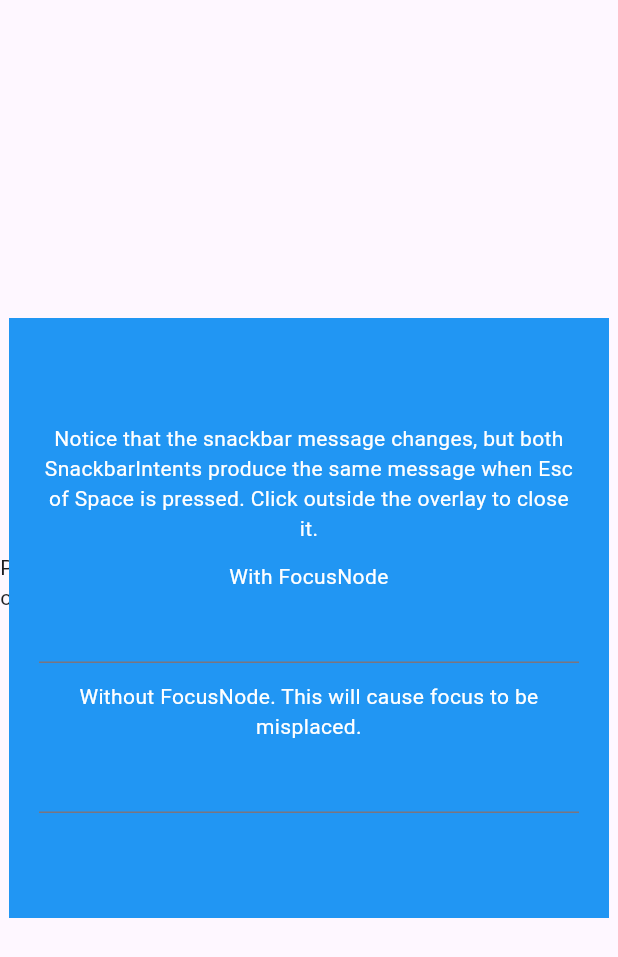
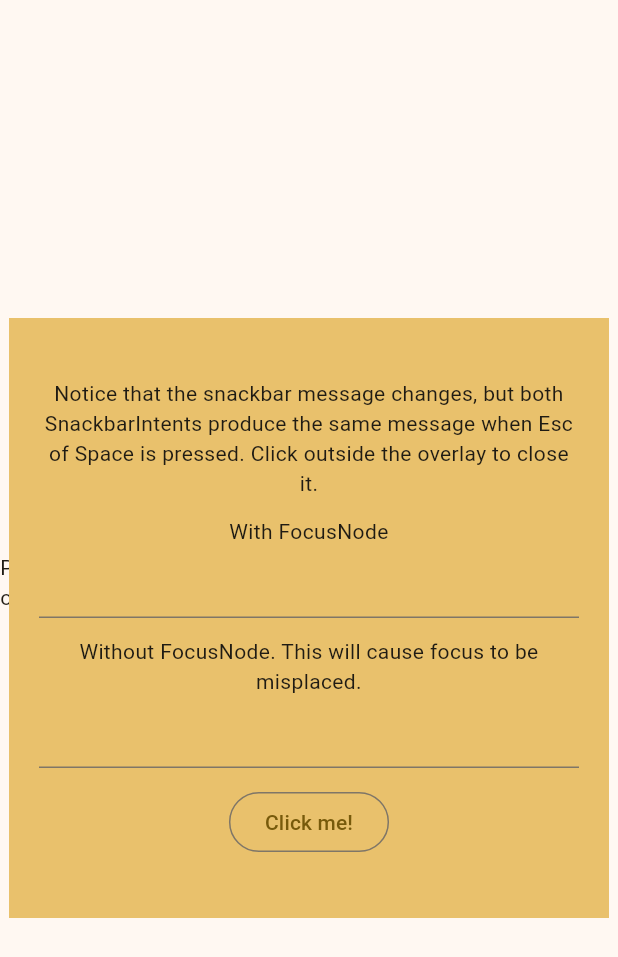
Before and after one commit to kassfir/hotkey_test, a Flutter app: the screen it shows after launch, after a tap on "Open overlay portal", on a phone screen of 412 x 824 dp. Shown: the top 957 px of the screen. Run offline on Flutter 3.47's test engine with Material 3 defaults, Android fonts, the phone set to English and light mode, and no system bars.

Commit message:
Added further optimizations

```diff
--- a/analysis_options.yaml
+++ b/analysis_options.yaml
@@ -7,6 +7,9 @@
 
 # The following line activates a set of recommended lints for Flutter apps,
 # packages, and plugins designed to encourage good coding practices.
+analyzer:
+  errors:
+    avoid_print: ignore
 include: package:flutter_lints/flutter.yaml
 
 linter:
--- a/lib/main.dart
+++ b/lib/main.dart
@@ -15,10 +15,8 @@ class MyApp extends StatelessWidget {
   @override
   Widget build(BuildContext context) {
     return MaterialApp(
-      title: 'Flutter Demo',
       theme: ThemeData(
-        colorScheme: ColorScheme.fromSeed(seedColor: Colors.deepPurple),
-        useMaterial3: true,
+        colorScheme: ColorScheme.fromSeed(seedColor: Colors.amber),
       ),
       home: const MyHomePage(),
     );
@@ -49,14 +47,14 @@ class _MyHomePageState extends State<MyHomePage> {
       body: Center(
           child: KeyboardShortcutTest(
         intent: const SnackbarIntent(),
-        snackbarMessage: "Parent widget",
+        snackbarMessage: 'Parent widget',
         hotkey: LogicalKeyboardKey.escape,
         child: Focus(
           autofocus: true,
           onFocusChange: (isFocused) {
             final message = isFocused
-                ? "Parent widget gained focus."
-                : "Parent widget lost focus.";
+                ? 'Parent widget gained focus.'
+                : 'Parent widget lost focus.';
 
             print('----> $message');
           },
@@ -64,7 +62,7 @@ class _MyHomePageState extends State<MyHomePage> {
             mainAxisSize: MainAxisSize.min,
             children: [
               const Text(
-                  "Press Esc to trigger a snackbar or press the button to open an overlay"),
+                  'Press Esc to trigger a snackbar or press the button to open an overlay'),
               OverlayPortal(
                 controller: controller,
                 overlayChildBuilder: (context) {
@@ -72,7 +70,7 @@ class _MyHomePageState extends State<MyHomePage> {
 
                   return KeyboardShortcutTest(
                     intent: const OverlaySnackbarIntent(),
-                    snackbarMessage: "Overlay widget",
+                    snackbarMessage: 'Overlay widget',
                     hotkey: LogicalKeyboardKey.space,
                     child: Focus(
                       focusNode: overlayFocusNode,
@@ -82,11 +80,9 @@ class _MyHomePageState extends State<MyHomePage> {
                           onTapOutside: (event) {
                             inspect(FocusScope.of(context));
                             focusNode.dispose();
-                            controller.hide();
-                            setState(() {});
                           },
                           child: Container(
-                            color: Colors.blue,
+                            color: Theme.of(context).colorScheme.inversePrimary,
                             width: 400,
                             height: 400,
                             padding: const EdgeInsets.all(20),
@@ -97,17 +93,21 @@ class _MyHomePageState extends State<MyHomePage> {
                               children: [
                                 const Text(
                                   'Notice that the snackbar message changes, but both SnackbarIntents produce the same message when Esc of Space is pressed. Click outside the overlay to close it.',
-                                  style: TextStyle(color: Colors.white),
                                   textAlign: TextAlign.center,
                                 ),
                                 const SizedBox(height: 12),
                                 const Text(
                                   'With FocusNode',
-                                  style: TextStyle(color: Colors.white),
                                   textAlign: TextAlign.center,
                                 ),
                                 TextField(
                                   focusNode: focusNode,
+                                  onTapOutside: (_) {
+                                    focusNode.unfocus(
+                                      disposition: UnfocusDisposition
+                                          .previouslyFocusedChild,
+                                    );
+                                  },
                                   onEditingComplete: () {
                                     focusNode.unfocus(
                                       disposition: UnfocusDisposition
@@ -118,10 +118,16 @@ class _MyHomePageState extends State<MyHomePage> {
                                 const SizedBox(height: 12),
                                 const Text(
                                   'Without FocusNode. This will cause focus to be misplaced.',
-                                  style: TextStyle(color: Colors.white),
                                   textAlign: TextAlign.center,
                                 ),
                                 const TextField(),
+                                const SizedBox(height: 12),
+                                OutlinedButton(
+                                  onPressed: () {
+                                    controller.hide();
+                                  },
+                                  child: const Text('Click me!'),
+                                )
                               ],
                             ),
                           ),
@@ -135,7 +141,6 @@ class _MyHomePageState extends State<MyHomePage> {
                   onPressed: () {
                     controller.show();
                     FocusScope.of(context).requestFocus(overlayFocusNode);
-                    setState(() {});
                   },
                 ),
               ),
```
